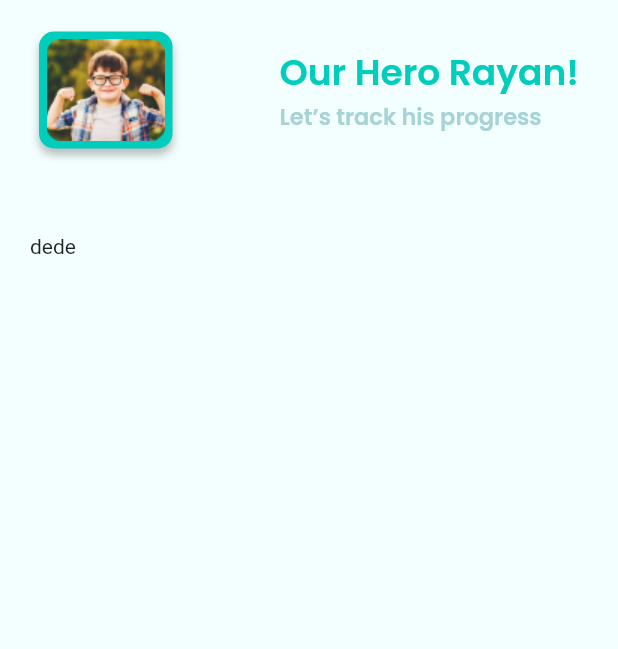
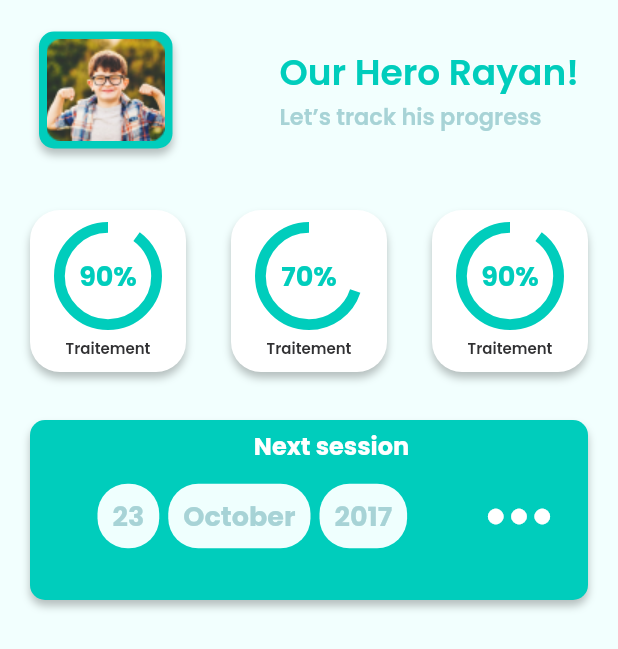
Before and after one commit to Youssef434/kican_mobile_app, a Flutter app: the screen it shows after launch, on a phone screen of 412 x 824 dp. Shown: the top 649 px of the screen. Run offline on Flutter 3.47's test engine with Material 2 defaults, Android fonts, the phone set to English and light mode, and no system bars; drawn by our look-alikes of percent_indicator; our stand-ins replace google_fonts.

Commit message:
added the traitement components and the next session component.

```diff
--- /dev/null
+++ b/lib/components/child_progress/next_session_component.dart
@@ -0,0 +1,88 @@
+import 'package:flutter/material.dart';
+import 'package:google_fonts/google_fonts.dart';
+
+class NextSessionComponent extends StatelessWidget {
+  int day;
+  String month;
+  int year;
+
+  NextSessionComponent({
+    Key? key,
+    required this.day,
+    required this.month,
+    required this.year,
+  }) : super(key: key);
+
+  @override
+  Widget build(BuildContext context) {
+    return Container(
+      margin: const EdgeInsets.symmetric(vertical: 32),
+      padding: const EdgeInsets.only(top: 5, bottom: 25, left: 45, right: 15),
+      decoration: BoxDecoration(
+        color: const Color.fromRGBO(0, 205, 188, 1),
+        borderRadius: BorderRadius.circular(10),
+        boxShadow: const <BoxShadow>[
+          BoxShadow(
+              color: Color.fromRGBO(0, 0, 0, .25),
+              spreadRadius: 0,
+              blurRadius: 4,
+              offset: Offset(0, 4))
+        ],
+      ),
+      child: Column(
+        children: [
+          Text('Next session', style: GoogleFonts.poppins(
+            color: Colors.white,
+            fontSize: 16,
+            fontWeight: FontWeight.w700,
+          ),),
+          const SizedBox(height: 4,),
+          Row(
+            mainAxisAlignment: MainAxisAlignment.spaceBetween,
+            children: [
+              Row(
+                mainAxisAlignment: MainAxisAlignment.center,
+                children: [
+                  _AppointementDateElement(value: day),
+                  const SizedBox(width: 6,),
+                  _AppointementDateElement(value: month),
+                  const SizedBox(width: 6,),
+                  _AppointementDateElement(value: year),
+                ],
+              ),
+              const Icon(Icons.more_horiz, size: 62, color: Colors.white,),
+            ],
+          )
+        ],
+      ),
+    );
+  }
+}
+
+class _AppointementDateElement extends StatelessWidget {
+  Object value;
+
+  _AppointementDateElement({required this.value});
+
+  @override
+  Widget build(BuildContext context) {
+    return Container(
+      padding: const EdgeInsets.symmetric(
+        horizontal: 10,
+        vertical: 8,
+      ),
+      decoration: BoxDecoration(
+        color: const Color.fromRGBO(239, 255, 254, 1),
+        borderRadius: BorderRadius.circular(20),
+      ),
+      child: Text(
+        value.toString(),
+        style: GoogleFonts.poppins(
+          color: const Color.fromRGBO(167, 211, 214, 1),
+          fontSize: 18,
+          fontWeight: FontWeight.w700,
+        ),
+      ),
+    );
+  }
+}
--- /dev/null
+++ b/lib/components/child_progress/traitement_component.dart
@@ -0,0 +1,61 @@
+import 'package:flutter/material.dart';
+import 'package:google_fonts/google_fonts.dart';
+import 'package:percent_indicator/percent_indicator.dart';
+
+class TraitementComponent extends StatelessWidget {
+  double percentage;
+  String traitementName;
+
+  TraitementComponent(
+      {Key? key, required this.percentage, required this.traitementName})
+      : super(key: key);
+
+  @override
+  Widget build(BuildContext context) {
+    return Container(
+      padding: const EdgeInsets.symmetric(horizontal: 16, vertical: 8),
+      decoration: BoxDecoration(
+        borderRadius: BorderRadius.circular(20),
+        color: Colors.white,
+        boxShadow: const <BoxShadow>[
+          BoxShadow(
+              color: Color.fromRGBO(0, 0, 0, .25),
+              spreadRadius: 0,
+              blurRadius: 4,
+              offset: Offset(0, 4))
+        ],
+      ),
+      child: Container(
+        child:
+          CircularPercentIndicator(
+            radius: 36,
+            lineWidth: 7.2,
+            percent: percentage,
+            center: Text(
+              "${(percentage * 100).toInt()}%",
+              style: GoogleFonts.poppins(
+                fontSize: 18,
+                fontWeight: FontWeight.w700,
+                color: const Color.fromRGBO(0, 205, 188, 1),
+              ),
+            ),
+            progressColor: const Color.fromRGBO(0, 205, 188, 1),
+            backgroundColor: Colors.transparent,
+            animation: true,
+            reverse: true,
+            footer: Container(
+              margin: const EdgeInsets.only(top: 5),
+              child: Text(
+                traitementName,
+                style: GoogleFonts.poppins(
+                  fontSize: 10,
+                  fontWeight: FontWeight.w600,
+                  color: const Color.fromRGBO(49, 49, 51, 1),
+              ),
+              ),
+            ),
+          ),
+      ),
+    );
+  }
+}
--- a/lib/screens/child_progress_page.dart
+++ b/lib/screens/child_progress_page.dart
@@ -1,5 +1,8 @@
 import 'package:flutter/material.dart';
 import 'package:google_fonts/google_fonts.dart';
+import 'package:kican_mobile_app/components/child_progress/next_session_component.dart';
+import 'package:kican_mobile_app/components/child_progress/traitement_component.dart';
+import 'package:kican_mobile_app/services/child_progress/generate_traitement.dart';
 
 class ChildProgressPage extends StatelessWidget {
   const ChildProgressPage({Key? key}) : super(key: key);
@@ -33,7 +36,6 @@ class ChildProgressPage extends StatelessWidget {
                         offset: Offset(0, 4))
                   ],
                 ),
-
                 child: Image.asset('images/rayan.png'),
               ),
               // const SizedBox(width: 15,),
@@ -62,12 +64,14 @@ class ChildProgressPage extends StatelessWidget {
       ),
       backgroundColor: const Color.fromRGBO(242, 255, 254, 1),
       body: Container(
-        margin: const EdgeInsets.symmetric(horizontal: 20, vertical: 36),
-        child: Column(
-          children: [
-            Text('dede')
-          ],
-        ),
+        margin: const EdgeInsets.symmetric(horizontal: 20, vertical: 20),
+        child: Column(children: [
+          Row(
+            mainAxisAlignment: MainAxisAlignment.spaceBetween,
+            children: getTraitements(1),
+          ),
+          NextSessionComponent(day: 23, month: 'October', year: 2017,),
+        ]),
       ),
     );
   }
--- /dev/null
+++ b/lib/services/child_progress/generate_traitement.dart
@@ -0,0 +1,18 @@
+import 'package:flutter/material.dart';
+
+import '../../components/child_progress/traitement_component.dart';
+
+List<Widget> getTraitements(int childId) {
+  List<Map<String, Object>> traitements = [
+    {'percentage': .9, 'name': 'Traitement'},
+    {'percentage': .7, 'name': 'Traitement'},
+    {'percentage': .9, 'name': 'Traitement'},
+  ];
+
+  return List.generate(
+      traitements.length,
+      (index) => TraitementComponent(
+            percentage: traitements[index]['percentage'] as double,
+            traitementName: traitements[index]['name'] as String,
+          ));
+}
--- a/pubspec.yaml
+++ b/pubspec.yaml
@@ -35,6 +35,7 @@ dependencies:
   # Use with the CupertinoIcons class for iOS style icons.
   cupertino_icons: ^1.0.2
   google_fonts: ^3.0.1
+  percent_indicator: ^4.0.1
 
 dev_dependencies:
   flutter_test:
```
Also changed, not shown: pubspec.lock.
